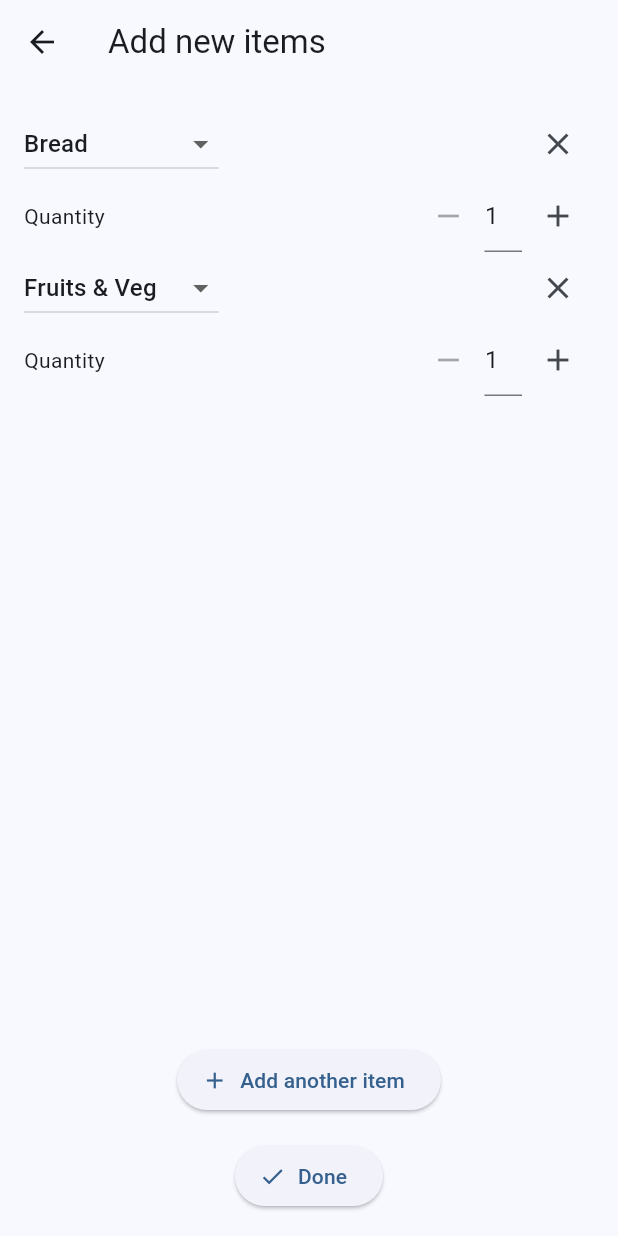
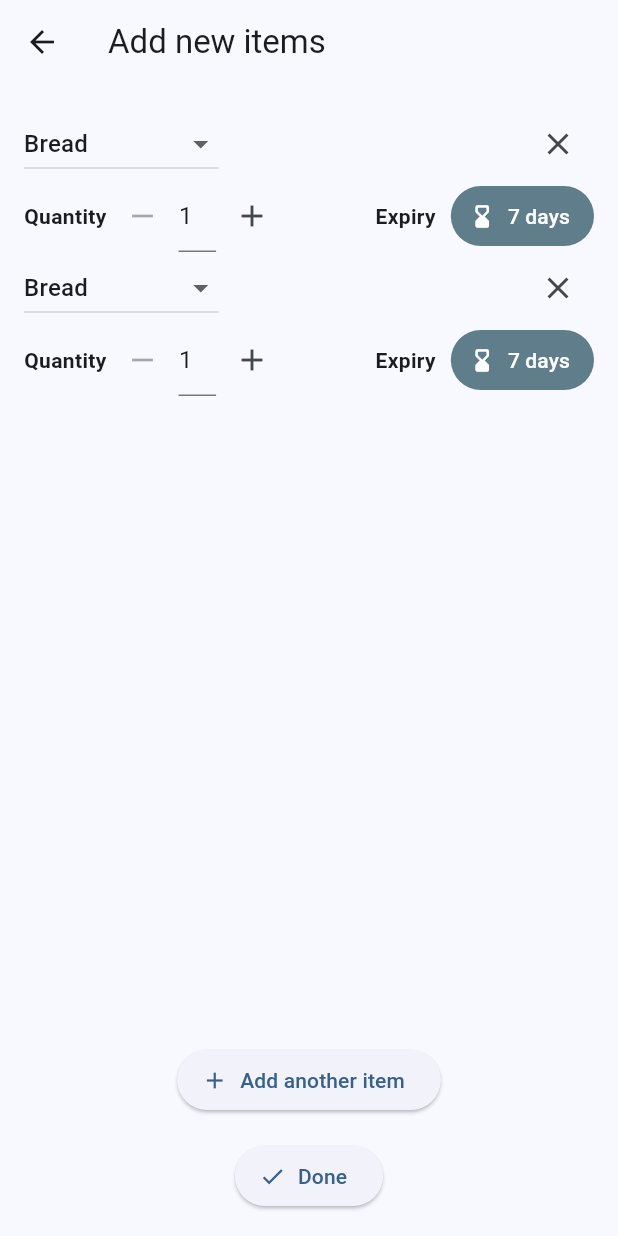
Before and after one commit to K-Mehanna/FullPlate, a Flutter app: the NewRequestPage screen opened directly, after a tap on "Add another item", on a phone screen of 412 x 824 dp. Run offline on Flutter 3.47's test engine with Material 3 defaults, Android fonts, the phone set to English and light mode, and no system bars; our stand-ins replace cloud_firestore, firebase_auth, firebase_core, geolocator, google_maps_flutter, sliding_up_panel; missing offline and left inert: filter_list; accounts and stored records are empty.

Commit message:
feat [FM]: expiry management feature

```diff
--- a/lib/models/offer_info.dart
+++ b/lib/models/offer_info.dart
@@ -67,11 +67,15 @@ extension OrderCategoryExtension on OrderCategory {
 }
 
 class OfferInfo {
+  String offerId;
+  DateTime expiryDate;
   int quantity;
   int selectedQuantity = 0;
   final OrderCategory category;
 
   OfferInfo({
+    required this.offerId,
+    required this.expiryDate,
     required this.quantity,
     required this.category,
   });
@@ -82,6 +86,8 @@ class OfferInfo {
     final data = snapshot.data()!;
 
     final order = OfferInfo(
+      offerId: snapshot.id,
+      expiryDate: (data['expiryDate'] as Timestamp).toDate(),
       quantity: data['quantity'],
       category: OrderCategoryExtension.fromCode(data['category']),
     );
@@ -89,7 +95,17 @@ class OfferInfo {
     return order;
   }
 
+  String getExpiryDescription() {
+    int days = expiryDate.difference(DateTime.now().subtract(Duration(days: 1))).inDays;
+
+    return "$days day${days > 1 ? "s" : " "}";
+  }
+
   Map<String, dynamic> toFirestore() {
-    return {"quantity": quantity, "category": category.code};
+    return {
+      "quantity": quantity,
+      "expiryDate": Timestamp.fromDate(expiryDate),
+      "category": category.code
+    };
   }
 }
--- a/lib/pages/donor/new_request_page.dart
+++ b/lib/pages/donor/new_request_page.dart
@@ -36,33 +36,20 @@ class NewRequestPageState extends State<NewRequestPage> {
   }
 
   OrderCategory getFirstAvailableCategory() {
-    for (var category in OrderCategory.values) {
-      if (!categoryAlreadySelected(category)) {
-        return category;
-      }
-    }
     return OrderCategory.BREAD; // Fallback in case all categories are selected
   }
 
-  bool categoryAlreadySelected(OrderCategory category) {
-    for (var order in orders) {
-      if (order.selectedCategory == category) {
+  bool isCategoryAvailable() {
     return true;
-      }
-    }
-    return false;
-  }
-
-  bool isCategoryAvailable() {
-    return OrderCategory.values
-        .any((category) => !categoryAlreadySelected(category));
   }
 
   void submitRequest() {
     List<OfferInfo> offers = [];
     for (var order in orders) {
       final newItem = OfferInfo(
+          offerId: "unassigned",
           quantity: order.quantityNotifier.value,
+          expiryDate: order.expiryDate,
           category: order.selectedCategory);
 
       if (newItem.quantity > 0) offers.add(newItem);
@@ -74,6 +61,31 @@ class NewRequestPageState extends State<NewRequestPage> {
     ordersManager.addOpenOffers("HAO9gLWbTaT7z16pBoLGz019iSC3", offers, () {
       Navigator.pop(context);
     });
+  }
+
+  void _showDatePicker(OrderItem order) {
+    showDatePicker(
+      context: context,
+      initialDate: order.expiryDate,
+      firstDate: DateTime.now(),
+      lastDate: DateTime.now().add(Duration(days: 30))
+    ).then((date) {
+      if (date != null) {
+        setState(() {
+          order.expiryDate = date;
+        });
+      }
+    });
+  }
+
+  Color getButtonColors(Set<WidgetState> state) {
+    if (state.contains(WidgetState.hovered)) {
+      return Colors.blueGrey.withOpacity(0.9);
+    } else if (state.contains(WidgetState.focused) || state.contains(WidgetState.pressed)) {
+      return Colors.blueGrey.withOpacity(0.8);
+    } else {
+      return Colors.blueGrey;
+    }
   }
 
   @override
@@ -98,9 +110,6 @@ class NewRequestPageState extends State<NewRequestPage> {
                           DropdownButton<OrderCategory>(
                             value: orders[index].selectedCategory,
                             items: OrderCategory.values
-                                .where((category) =>
-                                    !categoryAlreadySelected(category) ||
-                                    category == orders[index].selectedCategory)
                                 .map((category) {
                               return DropdownMenuItem(
                                 value: category,
@@ -128,7 +137,10 @@ class NewRequestPageState extends State<NewRequestPage> {
                       Row(
                         mainAxisAlignment: MainAxisAlignment.spaceBetween,
                         children: [
-                          Text("Quantity"),
+                          Row(
+                            mainAxisAlignment: MainAxisAlignment.spaceBetween,
+                            children: [
+                              Text("Quantity", style: TextStyle(fontWeight: FontWeight.bold),),
                               Row(
                                 children: [
                                   ValueListenableBuilder<int>(
@@ -194,6 +206,28 @@ class NewRequestPageState extends State<NewRequestPage> {
                               ),
                             ],
                           ),
+                          Row(
+                            mainAxisAlignment: MainAxisAlignment.spaceBetween,
+                            children: [
+                              Text("Expiry", style: TextStyle(fontWeight: FontWeight.bold)),
+                              SizedBox(width: 10),
+                              TextButton.icon(
+                                icon: Icon(Icons.hourglass_bottom_rounded, color: Colors.white,),
+                                style: ButtonStyle(
+                                  backgroundColor: WidgetStateColor.resolveWith(getButtonColors)
+                                ),
+                                onPressed: () {
+                                  _showDatePicker(orders[index]);
+                                },
+                                label: Text(
+                                  orders[index].getExpiryDescription(),
+                                  style: TextStyle(color: Colors.white)
+                                )
+                              )
+                            ],
+                          ),
+                        ]
+                      ),
                     ],
                   );
                 },
@@ -234,11 +268,12 @@ int limitedValue(int lower, int upper, int value) {
 class OrderItem {
   final ValueNotifier<int> quantityNotifier = ValueNotifier<int>(1);
   OrderCategory selectedCategory;
-  final TextEditingController quantityController =
-      TextEditingController(text: '1');
+  DateTime expiryDate = DateTime.now().add(Duration(days: 7));
+  final TextEditingController quantityController;
 
   OrderItem({OrderCategory? defaultCategory})
-      : selectedCategory = defaultCategory ?? OrderCategory.BREAD;
+      : selectedCategory = defaultCategory ?? OrderCategory.BREAD,
+        quantityController = TextEditingController(text: '1');
 
   void incrementQuantity() {
     quantityNotifier.value++;
@@ -256,4 +291,10 @@ class OrderItem {
     quantityNotifier.dispose();
     quantityController.dispose();
   }
+
+  String getExpiryDescription() {
+    int days = expiryDate.difference(DateTime.now().subtract(Duration(days: 1))).inDays;
+
+    return "$days day${days > 1 ? "s" : ""}";
   }
+}
```
Also changed, not shown: lib/database/orders_manager.dart (+58 -35 lines), lib/models/job_info.dart (+13 -1 lines), lib/pages/donor/donor_dashboard_page.dart (+13 -4 lines), lib/pages/kitchen/donor_detail_page.dart (+5 -5 lines). Lines whose indentation alone changed are shown as unchanged.
